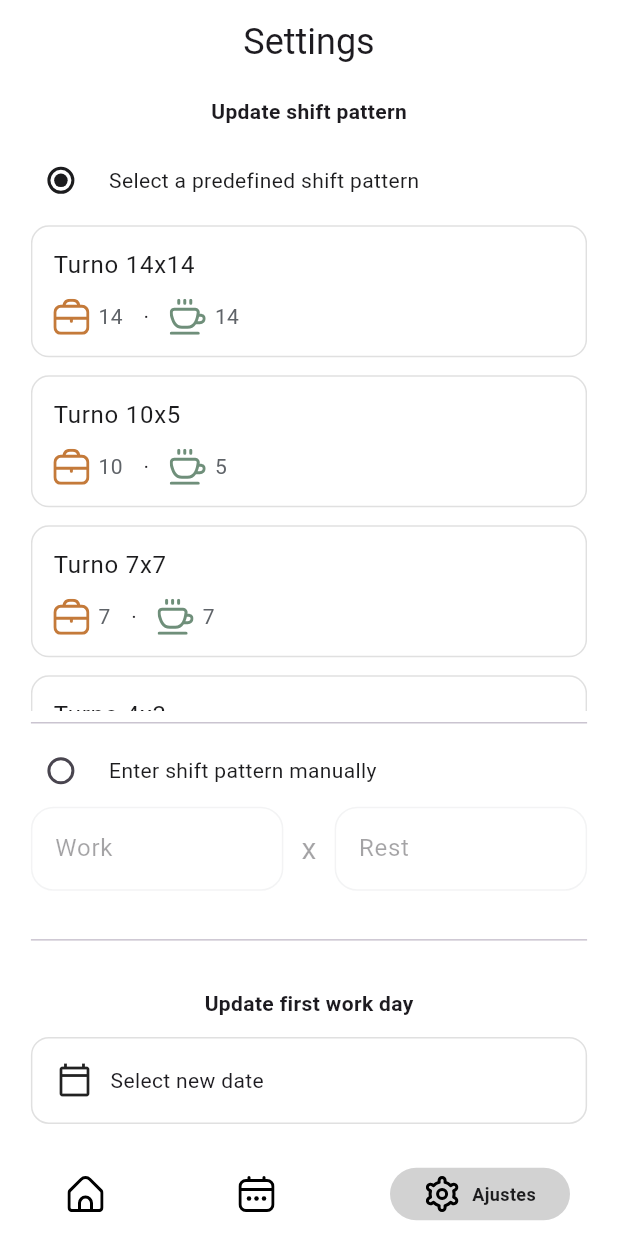
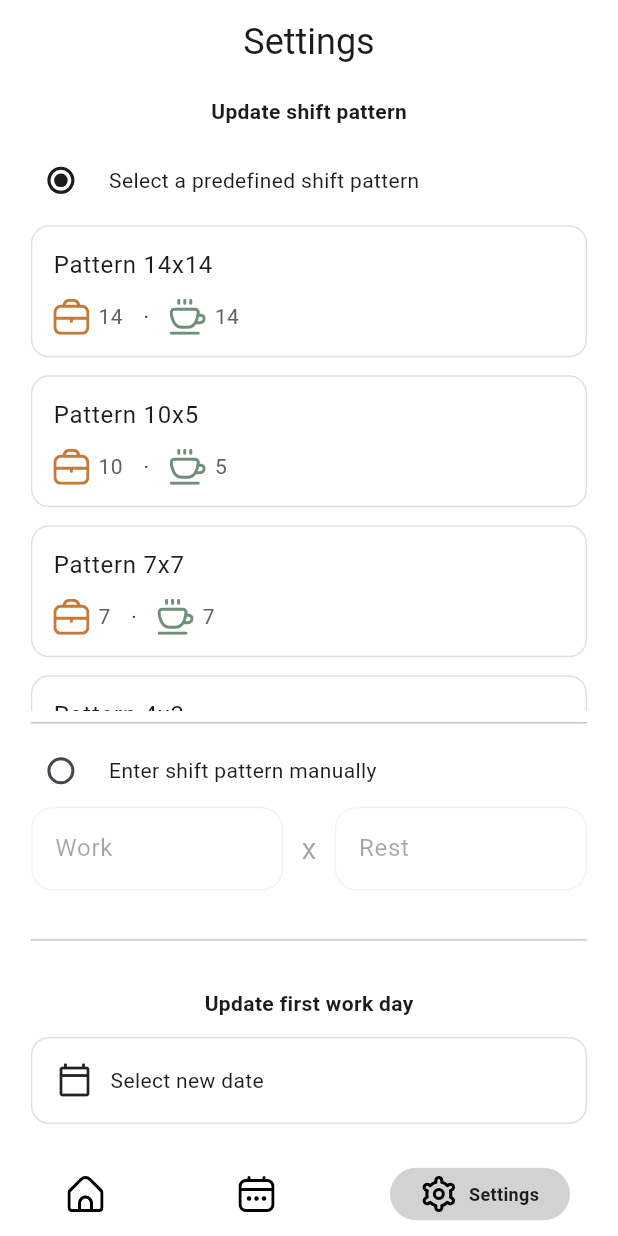
Before and after one commit to IvanParada/turnos_rotativos_app, a Flutter app: the MainNavPage screen opened by its route, item 3 of the bottom bar chosen, on a phone screen of 412 x 824 dp. Run offline on Flutter 3.47's test engine with Material 3 defaults, Android fonts, the phone set to English and light mode, and no system bars; drawn by our look-alikes of persistent_bottom_nav_bar; our stand-ins replace bloc, equatable, flutter_bloc, flutter_screenutil, flutter_svg, go_router and 3 more; accounts and stored records are empty.

Commit message:
finish first step

```diff
--- a/lib/features/onboarding/presentation/widgets/shift_list_widget.dart
+++ b/lib/features/onboarding/presentation/widgets/shift_list_widget.dart
@@ -4,6 +4,7 @@ import 'package:turnos_rotativos/core/constant/assets_constant.dart';
 import 'package:turnos_rotativos/core/constant/color_constant.dart';
 import 'package:turnos_rotativos/features/onboarding/presentation/cubit/first_step_cubit.dart';
 import 'package:flutter_svg/flutter_svg.dart';
+import 'package:turnos_rotativos/l10n/app_localizations.dart';
 
 class ShiftList extends StatelessWidget {
   const ShiftList({super.key, required this.isPredefined, required this.state});
@@ -65,7 +66,7 @@ class ShiftList extends StatelessWidget {
                         crossAxisAlignment: CrossAxisAlignment.start,
                         children: [
                           Text(
-                            'Turno ${shift['work']}x${shift['rest']}',
+                            '${AppLocalizations.of(context)!.pattern} ${shift['work']}x${shift['rest']}',
                             style: Theme.of(context).textTheme.bodyLarge
                                 ?.copyWith(color: AppColors.textPrimary),
                           ),
--- a/lib/features/settings/presentation/widgets/shift_list_edit_widget.dart
+++ b/lib/features/settings/presentation/widgets/shift_list_edit_widget.dart
@@ -3,6 +3,7 @@ import 'package:flutter_svg/svg.dart';
 import 'package:turnos_rotativos/core/constant/assets_constant.dart';
 import 'package:turnos_rotativos/core/constant/color_constant.dart';
 import 'package:turnos_rotativos/features/onboarding/presentation/cubit/first_step_cubit.dart';
+import 'package:turnos_rotativos/l10n/app_localizations.dart';
 
 class ShiftListEditWidget extends StatelessWidget {
   const ShiftListEditWidget({
@@ -52,7 +53,7 @@ class ShiftListEditWidget extends StatelessWidget {
                     crossAxisAlignment: CrossAxisAlignment.start,
                     children: [
                       Text(
-                        'Turno ${shift['work']}x${shift['rest']}',
+                        '${AppLocalizations.of(context)!.pattern} ${shift['work']}x${shift['rest']}',
                         style: Theme.of(context).textTheme.bodyLarge?.copyWith(
                           color: AppColors.textPrimary,
                         ),
--- a/lib/l10n/app_en.arb
+++ b/lib/l10n/app_en.arb
@@ -49,5 +49,6 @@
   "today_work": "Today you rest",
   "today_rest": "Today you work",
   "today": "Today",
-  "days_count": "{count} days"
+  "days_count": "{count} days",
+  "pattern": "Pattern"
 }
--- a/lib/l10n/app_es.arb
+++ b/lib/l10n/app_es.arb
@@ -49,5 +49,6 @@
     "today_work": "Hoy descansas",
     "today_rest": "Hoy trabajas",
     "today": "Hoy",
-    "days_count": "{count} días"
+    "days_count": "{count} días",
+    "pattern": "Turno"
 }
--- a/lib/l10n/app_hi.arb
+++ b/lib/l10n/app_hi.arb
@@ -49,5 +49,7 @@
   "today_work": "आज आप विश्राम करते हैं",
   "today_rest": "आज आप काम करते हैं",
   "today": "आज",
-  "days_count": "{count} दिन"
+  "days_count": "{count} दिन",
+  "pattern": "पैटर्न"
+
 }
--- a/lib/l10n/app_id.arb
+++ b/lib/l10n/app_id.arb
@@ -49,5 +49,7 @@
   "today_work": "Hari ini Anda beristirahat",
   "today_rest": "Hari ini Anda bekerja",
   "today": "Hari ini",
-  "days_count": "{count} hari"
+  "days_count": "{count} hari",
+  "pattern": "Pola"
+
 }
--- a/lib/l10n/app_localizations.dart
+++ b/lib/l10n/app_localizations.dart
@@ -402,6 +402,12 @@ abstract class AppLocalizations {
   /// In en, this message translates to:
   /// **'{count} days'**
   String days_count(Object count);
+
+  /// No description provided for @pattern.
+  ///
+  /// In en, this message translates to:
+  /// **'Pattern'**
+  String get pattern;
 }
 
 class _AppLocalizationsDelegate extends LocalizationsDelegate<AppLocalizations> {
--- a/lib/l10n/app_localizations_en.dart
+++ b/lib/l10n/app_localizations_en.dart
@@ -161,4 +161,7 @@ class AppLocalizationsEn extends AppLocalizations {
   String days_count(Object count) {
     return '$count days';
   }
+
+  @override
+  String get pattern => 'Pattern';
 }
--- a/lib/l10n/app_localizations_es.dart
+++ b/lib/l10n/app_localizations_es.dart
@@ -161,4 +161,7 @@ class AppLocalizationsEs extends AppLocalizations {
   String days_count(Object count) {
     return '$count días';
   }
+
+  @override
+  String get pattern => 'Turno';
 }
--- a/lib/l10n/app_localizations_hi.dart
+++ b/lib/l10n/app_localizations_hi.dart
@@ -161,4 +161,7 @@ class AppLocalizationsHi extends AppLocalizations {
   String days_count(Object count) {
     return '$count दिन';
   }
+
+  @override
+  String get pattern => 'पैटर्न';
 }
--- a/lib/l10n/app_localizations_id.dart
+++ b/lib/l10n/app_localizations_id.dart
@@ -161,4 +161,7 @@ class AppLocalizationsId extends AppLocalizations {
   String days_count(Object count) {
     return '$count hari';
   }
+
+  @override
+  String get pattern => 'Pola';
 }
--- a/lib/l10n/app_localizations_pt.dart
+++ b/lib/l10n/app_localizations_pt.dart
@@ -161,4 +161,7 @@ class AppLocalizationsPt extends AppLocalizations {
   String days_count(Object count) {
     return '$count dias';
   }
+
+  @override
+  String get pattern => 'Padrão';
 }
--- a/lib/l10n/app_localizations_zh.dart
+++ b/lib/l10n/app_localizations_zh.dart
@@ -161,4 +161,7 @@ class AppLocalizationsZh extends AppLocalizations {
   String days_count(Object count) {
     return '$count 天';
   }
+
+  @override
+  String get pattern => '模式';
 }
--- a/lib/l10n/app_pt.arb
+++ b/lib/l10n/app_pt.arb
@@ -49,5 +49,7 @@
   "today_work": "Hoje você descansa",
   "today_rest": "Hoje você trabalha",
   "today": "Hoje",
-  "days_count": "{count} dias"
+  "days_count": "{count} dias",
+  "pattern": "Padrão"
+
 }
--- a/lib/l10n/app_zh.arb
+++ b/lib/l10n/app_zh.arb
@@ -49,5 +49,7 @@
   "today_work": "今天休息",
   "today_rest": "今天工作",
   "today": "今天",
-  "days_count": "{count} 天"
+  "days_count": "{count} 天",
+  "pattern": "模式"
+
 }
--- a/lib/navbar_main.dart
+++ b/lib/navbar_main.dart
@@ -6,6 +6,7 @@ import 'package:turnos_rotativos/core/constant/color_constant.dart';
 import 'package:turnos_rotativos/features/calendar/presentation/pages/calendar_page.dart';
 import 'package:turnos_rotativos/features/home/presentation/pages/home_page.dart';
 import 'package:turnos_rotativos/features/settings/presentation/pages/settings_page.dart';
+import 'package:turnos_rotativos/l10n/app_localizations.dart';
 
 class MainNavPage extends StatelessWidget {
   const MainNavPage({super.key});
@@ -18,23 +19,23 @@ class MainNavPage extends StatelessWidget {
     return const [HomePage(), CalendarPage(), SettingsPage()];
   }
 
-  List<PersistentBottomNavBarItem> _items() {
+  List<PersistentBottomNavBarItem> _items(BuildContext context) {
     return [
       PersistentBottomNavBarItem(
         icon: SvgPicture.asset(AppAssets.home),
-        title: 'Inicio',
+        title: AppLocalizations.of(context)!.home,
         activeColorPrimary: AppColors.textPrimary,
         inactiveColorPrimary: AppColors.textTertiary,
       ),
       PersistentBottomNavBarItem(
         icon: SvgPicture.asset(AppAssets.calendar),
-        title: 'Calendario',
+        title: AppLocalizations.of(context)!.calendar,
         activeColorPrimary: AppColors.textPrimary,
         inactiveColorPrimary: AppColors.textTertiary,
       ),
       PersistentBottomNavBarItem(
         icon: SvgPicture.asset(AppAssets.settings),
-        title: 'Ajustes',
+        title: AppLocalizations.of(context)!.settings,
         activeColorPrimary: AppColors.textPrimary,
         inactiveColorPrimary: AppColors.textTertiary,
       ),
@@ -48,7 +49,7 @@ class MainNavPage extends StatelessWidget {
       context,
       controller: _controller,
       screens: _screens(),
-      items: _items(),
+      items: _items(context),
       navBarStyle: NavBarStyle.style1,
     );
   }
```
